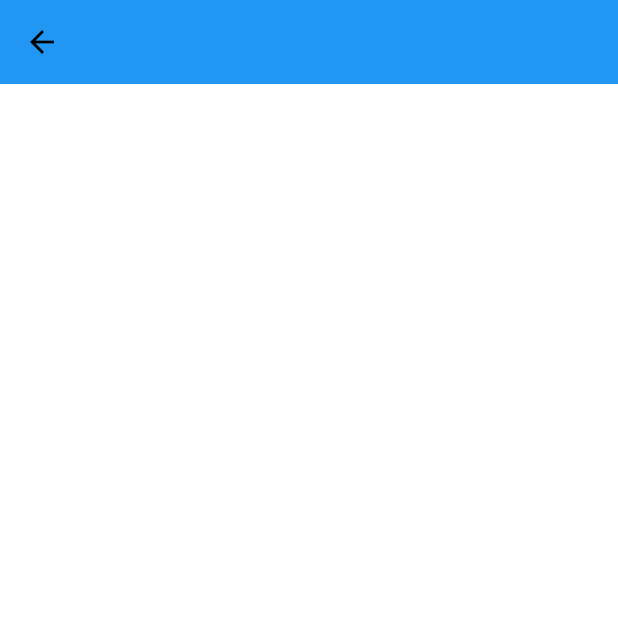
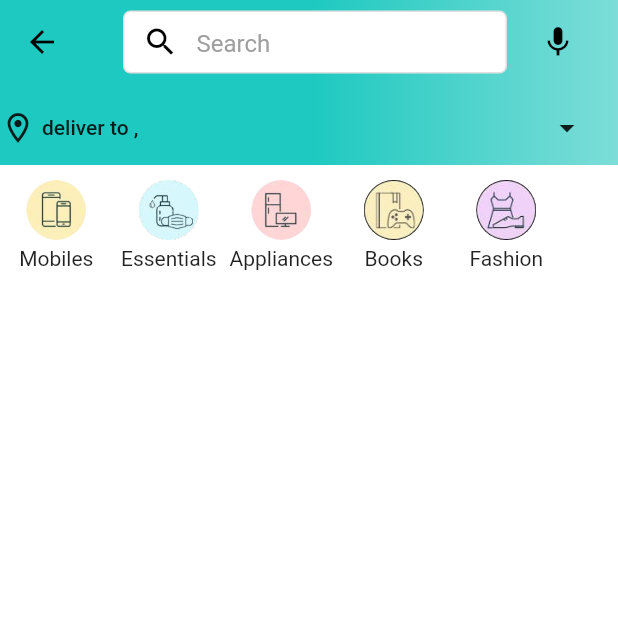
Before and after one commit to mohamedaalaa/Aamazon, a Flutter app: the HomeScreen screen opened directly, on a phone screen of 412 x 824 dp, the top half of it. Run offline on Flutter 3.47's test engine with Material 2 defaults, Android fonts, the phone set to English and light mode, and no system bars; our stand-ins replace badges, bloc, flutter_bloc, shared_preferences; accounts and stored records are empty.

Commit message:
Add existing file

```diff
--- a/lib/constants/global_variables.dart
+++ b/lib/constants/global_variables.dart
@@ -3,7 +3,7 @@ import 'package:amazon/constants/sizes.dart';
 import 'package:amazon/models/user.dart';
 import 'package:flutter/material.dart';
 
-String baseUrl = "https://e4f6-197-63-16-162.eu.ngrok.io";
+String baseUrl = "https://8c6a-197-63-55-49.eu.ngrok.io";
 
 //images
 const String amazonLogo = 'assets/images/amazon_in.png';
@@ -13,6 +13,8 @@ const String electronics = 'assets/images/electronics.jpeg';
 const String essentials = 'assets/images/essentials.jpeg';
 const String fashion = 'assets/images/fashion.jpeg';
 const String mobiles = 'assets/images/mobiles.jpeg';
+
+// String getImage(String name) => 'assets/images/$name';
 
 class GlobalVariables {
   static const appBarGradient = LinearGradient(
@@ -28,6 +30,37 @@ class GlobalVariables {
   static const Color greyBackgroundCOlor = Color(0xffebecee);
   static var selectedNavBarColor = Colors.cyan;
   static const unselectedNavBarColor = Colors.black87;
+
+  static const List<String> carouselImages = [
+    'https://images-eu.ssl-images-amazon.com/images/G/31/img21/Wireless/WLA/TS/D37847648_Accessories_savingdays_Jan22_Cat_PC_1500.jpg',
+    'https://images-eu.ssl-images-amazon.com/images/G/31/img2021/Vday/bwl/English.jpg',
+    'https://images-eu.ssl-images-amazon.com/images/G/31/img22/Wireless/AdvantagePrime/BAU/14thJan/D37196025_IN_WL_AdvantageJustforPrime_Jan_Mob_ingress-banner_1242x450.jpg',
+    'https://images-na.ssl-images-amazon.com/images/G/31/Symbol/2020/00NEW/1242_450Banners/PL31_copy._CB432483346_.jpg',
+    'https://images-na.ssl-images-amazon.com/images/G/31/img21/shoes/September/SSW/pc-header._CB641971330_.jpg',
+  ];
+
+  static const List<Map<String, String>> categoryImages = [
+    {
+      'title': 'Mobiles',
+      'image': 'assets/images/mobiles.jpeg',
+    },
+    {
+      'title': 'Essentials',
+      'image': 'assets/images/essentials.jpeg',
+    },
+    {
+      'title': 'Appliances',
+      'image': 'assets/images/appliances.jpeg',
+    },
+    {
+      'title': 'Books',
+      'image': 'assets/images/books.jpeg',
+    },
+    {
+      'title': 'Fashion',
+      'image': 'assets/images/fashion.jpeg',
+    },
+  ];
 }
 
 InputDecoration inputDecoration(String hint) {
--- a/lib/features/presentation/auth/signup/signup.dart
+++ b/lib/features/presentation/auth/signup/signup.dart
@@ -2,7 +2,7 @@ import 'package:amazon/constants/device_size.dart';
 import 'package:amazon/constants/global_variables.dart';
 import 'package:amazon/constants/routes.dart';
 import 'package:amazon/constants/sizes.dart';
-import 'package:amazon/features/widgets/amazon_logo.dart';
+
 import 'package:amazon/models/user.dart';
 import 'package:amazon/features/presentation/auth/auth_cubit.dart';
 import 'package:amazon/features/widgets/button.dart';
@@ -79,7 +79,6 @@ class _SignupState extends State<Signup> {
                 mainAxisAlignment: MainAxisAlignment.center,
                 crossAxisAlignment: CrossAxisAlignment.center,
                 children: [
-                  const AmazonLogo(),
                   gapH10,
                   if (bloc.isSignin)
                     Form(
--- a/lib/features/presentation/home/home.dart
+++ b/lib/features/presentation/home/home.dart
@@ -1,7 +1,12 @@
+import 'package:amazon/features/widgets/home_widgets/address_box.dart';
+import 'package:amazon/features/widgets/home_widgets/top_categories.dart';
 import 'package:amazon/models/user.dart';
 import 'package:flutter/material.dart';
 import 'package:flutter/src/foundation/key.dart';
 import 'package:flutter/src/widgets/framework.dart';
+
+import '../../../constants/global_variables.dart';
+import '../../../constants/sizes.dart';
 
 class HomeScreen extends StatefulWidget {
   const HomeScreen({Key? key}) : super(key: key);
@@ -11,11 +16,60 @@ class HomeScreen extends StatefulWidget {
 }
 
 class _HomeScreenState extends State<HomeScreen> {
+  final searchController = TextEditingController();
+
+  @override
+  void dispose() {
+    searchController.dispose();
+    super.dispose();
+  }
+
   @override
   Widget build(BuildContext context) {
     return Scaffold(
-      appBar: AppBar(
-        title: Text(getUser.email),
+      appBar: PreferredSize(
+        preferredSize: const Size.fromHeight(60),
+        child: AppBar(
+          title: Row(
+            children: [
+              Expanded(
+                child: Container(
+                  margin: const EdgeInsets.only(left: 10, right: 10),
+                  decoration: BoxDecoration(
+                      color: Colors.white,
+                      border: Border.all(color: Colors.black12, width: 1),
+                      borderRadius: BorderRadius.circular(5)),
+                  height: 42,
+                  child: TextFormField(
+                    controller: searchController,
+                    decoration: const InputDecoration(
+                      hoverColor: Colors.black,
+                      border: InputBorder.none,
+                      hintText: 'Search',
+                      hintStyle: TextStyle(color: Colors.grey),
+                      prefixIcon: Padding(
+                        padding: EdgeInsets.only(left: 10, right: 10),
+                        child: Icon(
+                          Icons.search,
+                          color: Colors.black,
+                        ),
+                      ),
+                    ),
+                  ),
+                ),
+              ),
+              IconButton(onPressed: () {}, icon: const Icon(Icons.mic))
+            ],
+          ),
+          flexibleSpace: Container(
+            decoration:
+                const BoxDecoration(gradient: GlobalVariables.appBarGradient),
+          ),
+        ),
+      ),
+      body: Column(
+        crossAxisAlignment: CrossAxisAlignment.center,
+        children: const [AddressBox(), gapH10, TopCategories()],
       ),
     );
   }
--- a/lib/features/widgets/top_buttons.dart
+++ b/lib/features/widgets/account_widgets/top_buttons.dart
@@ -14,7 +14,8 @@ class AccountButton extends StatelessWidget {
 
   @override
   Widget build(BuildContext context) {
-    return Container(
+    return Expanded(
+      child: Container(
         height: 40,
         decoration: BoxDecoration(
           border: Border.all(color: Colors.white, width: 0.0),
@@ -37,6 +38,7 @@ class AccountButton extends StatelessWidget {
             ),
           ),
         ),
+      ),
     );
   }
 }
@@ -51,6 +53,7 @@ class TopButtons extends StatelessWidget {
         Row(
           children: [
             AccountButton(text: 'Your Orders', onTap: () {}),
+            gapW4,
             AccountButton(text: 'Turn Seller', onTap: () {}),
           ],
         ),
@@ -58,6 +61,7 @@ class TopButtons extends StatelessWidget {
         Row(
           children: [
             AccountButton(text: 'Log Out', onTap: () {}),
+            gapW4,
             AccountButton(text: 'Your Wish List', onTap: () {}),
           ],
         ),
--- /dev/null
+++ b/lib/features/widgets/home_widgets/address_box.dart
@@ -0,0 +1,44 @@
+import 'package:amazon/constants/device_size.dart';
+import 'package:amazon/constants/global_variables.dart';
+import 'package:amazon/constants/sizes.dart';
+import 'package:amazon/models/user.dart';
+import 'package:flutter/material.dart';
+import 'package:flutter/src/widgets/container.dart';
+import 'package:flutter/src/widgets/framework.dart';
+
+class AddressBox extends StatelessWidget {
+  const AddressBox({super.key});
+
+  @override
+  Widget build(BuildContext context) {
+    return Container(
+      height: 50,
+      width: context.width,
+      decoration: const BoxDecoration(
+        gradient: GlobalVariables.appBarGradient,
+      ),
+      child: Center(
+          child: Row(
+        children: [
+          const Icon(Icons.location_on_outlined),
+          gapW4,
+          Expanded(
+            child: Text(
+              "deliver to ${getUser.name}, ${getUser.address}",
+              style: const TextStyle(
+                fontWeight: FontWeight.w500,
+              ),
+              overflow: TextOverflow.ellipsis,
+            ),
+          ),
+          Padding(
+            padding: const EdgeInsets.only(right: 10, left: 10),
+            child: IconButton(
+                onPressed: () {}, icon: const Icon(Icons.arrow_drop_down)),
+          )
+        ],
+      )),
+      // color: GlobalVariables.appBarGradient,
+    );
+  }
+}
--- /dev/null
+++ b/lib/features/widgets/home_widgets/top_categories.dart
@@ -0,0 +1,45 @@
+import 'package:amazon/constants/device_size.dart';
+import 'package:amazon/constants/global_variables.dart';
+import 'package:amazon/constants/sizes.dart';
+import 'package:flutter/material.dart';
+import 'package:flutter/src/widgets/container.dart';
+import 'package:flutter/src/widgets/framework.dart';
+
+class TopCategories extends StatelessWidget {
+  const TopCategories({super.key});
+
+  @override
+  Widget build(BuildContext context) {
+    List<Map<String, String>> list = GlobalVariables.categoryImages;
+    return SizedBox(
+      height: 70,
+      width: context.width,
+      child: ListView.builder(
+        scrollDirection: Axis.horizontal,
+        itemExtent: 75,
+        itemCount: list.length,
+        itemBuilder: (context, index) {
+          var category = list[index];
+          return Column(
+            children: [
+              Container(
+                padding: const EdgeInsets.symmetric(horizontal: 10),
+                child: ClipRRect(
+                  borderRadius: BorderRadius.circular(50),
+                  child: Image.asset(
+                    category['image']!,
+                    fit: BoxFit.cover,
+                    height: 40,
+                    width: 40,
+                  ),
+                ),
+              ),
+              gapH4,
+              Expanded(child: Text(category['title']!))
+            ],
+          );
+        },
+      ),
+    );
+  }
+}
--- a/lib/models/user.dart
+++ b/lib/models/user.dart
@@ -27,7 +27,7 @@ class UserModel {
         type: json["type"],
         id: json["_id"],
         v: json["__v"].toString(),
-        token: json["token"],
+        token: json["token"] ?? "",
       );
 
   Map<String, dynamic> toJson() => {
--- a/pubspec.yaml
+++ b/pubspec.yaml
@@ -27,14 +27,15 @@ environment:
 # the latest version available on pub.dev. To see which dependencies have newer
 # versions available, run `flutter pub outdated`.
 dependencies:
+  badges: ^2.0.3
   bloc: ^8.1.0
+  carousel_slider: ^4.1.1
   cupertino_icons: ^1.0.2
   flutter:
     sdk: flutter
   flutter_bloc: ^8.1.1
   http: ^0.13.5
   shared_preferences: ^2.0.15
-  badges: ^2.0.3
 
 dev_dependencies:
   flutter_lints: ^2.0.0
```
Also changed, not shown: lib/constants/bottom_bar.dart (+5 -3 lines), lib/features/presentation/account_screen/account_screen.dart (renamed from lib/features/presentation/account_screen/cubit/account_screen.dart, +15 -6 lines), lib/features/presentation/orders/orders.dart (added, +67 -0 lines), lib/features/widgets/account_widgets/single_product.dart (added, +27 -0 lines), lib/features/widgets/amazon_logo.dart (deleted, +0 -15 lines), lib/features/widgets/siginin.dart (deleted, +0 -17 lines), lib/features/presentation/account_screen/account_cubit.dart (renamed from lib/features/presentation/account_screen/cubit/account_cubit.dart), lib/features/presentation/account_screen/account_state.dart (renamed from lib/features/presentation/account_screen/cubit/account_state.dart), lib/features/presentation/cart_screen/cart_cubit.dart (renamed from lib/features/presentation/cart_screen/cubit/cart_cubit.dart), lib/features/presentation/cart_screen/cart_state.dart (renamed from lib/features/presentation/cart_screen/cubit/cart_state.dart), pubspec.lock. Lines whose indentation alone changed are shown as unchanged.
